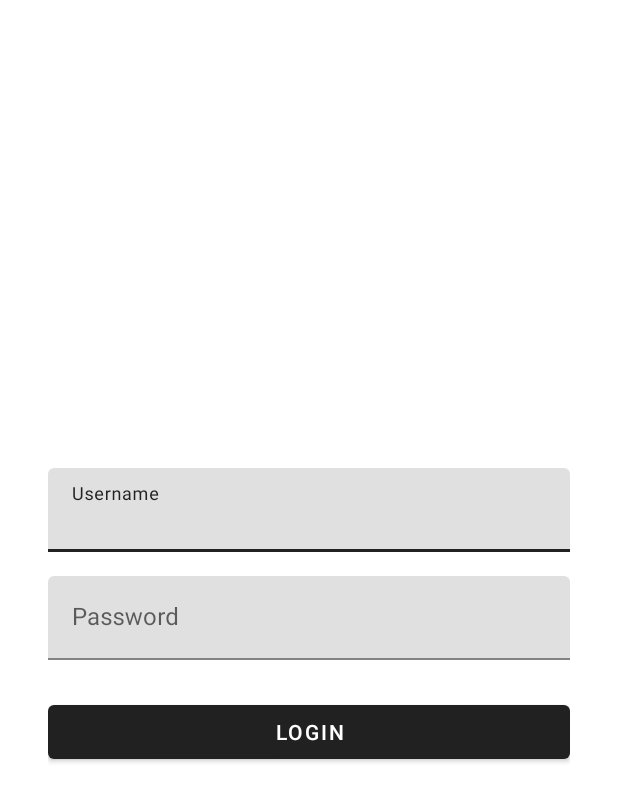
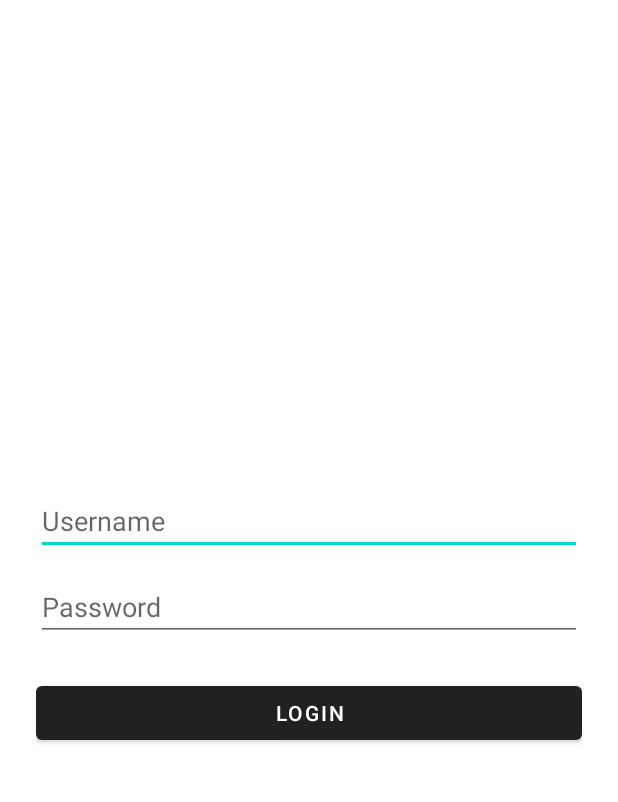
Before and after one commit to VRN-github/LiMs_Project, an Android app: the layout activity_login.xml on its own in the app's theme, with its tools: preview values and no code run, on a phone screen of 412 x 824 dp. Shown: the top 802 px of the screen. Run offline under Robolectric (Android 15) with nearby library versions, the phone set to English and light mode, and no system bars.

Commit message:
Update activity_login.xml

```diff
--- a/app/src/main/res/layout/activity_login.xml
+++ b/app/src/main/res/layout/activity_login.xml
@@ -1,38 +1,29 @@
+<?xml version="1.0" encoding="utf-8"?>
 <LinearLayout xmlns:android="http://schemas.android.com/apk/res/android"
-    xmlns:app="http://schemas.android.com/apk/res-auto"
     android:orientation="vertical"
-    android:padding="32dp"
+    android:padding="24dp"
     android:gravity="center"
     android:layout_width="match_parent"
     android:layout_height="match_parent">
 
-    <com.google.android.material.textfield.TextInputLayout
+    <EditText
+        android:id="@+id/usernameInput"
+        android:hint="Username"
+        android:layout_width="match_parent"
+        android:layout_height="wrap_content" />
+
+    <EditText
+        android:id="@+id/passwordInput"
+        android:hint="Password"
+        android:inputType="textPassword"
         android:layout_width="match_parent"
         android:layout_height="wrap_content"
-        android:hint="Username">
-        <com.google.android.material.textfield.TextInputEditText
-            android:id="@+id/username"
-            android:layout_width="match_parent"
-            android:layout_height="wrap_content" />
-    </com.google.android.material.textfield.TextInputLayout>
+        android:layout_marginTop="12dp" />
 
-    <com.google.android.material.textfield.TextInputLayout
+    <Button
+        android:id="@+id/loginButton"
+        android:text="Login"
         android:layout_width="match_parent"
         android:layout_height="wrap_content"
-        android:hint="Password"
-        android:layout_marginTop="16dp">
-        <com.google.android.material.textfield.TextInputEditText
-            android:id="@+id/password"
-            android:inputType="textPassword"
-            android:layout_width="match_parent"
-            android:layout_height="wrap_content" />
-    </com.google.android.material.textfield.TextInputLayout>
-
-    <com.google.android.material.button.MaterialButton
-        android:id="@+id/loginButton"
-        android:text="Login"
-        style="@style/Widget.MaterialComponents.Button"
-        android:layout_marginTop="24dp"
-        android:layout_width="match_parent"
-        android:layout_height="wrap_content" />
+        android:layout_marginTop="24dp" />
 </LinearLayout>
```
